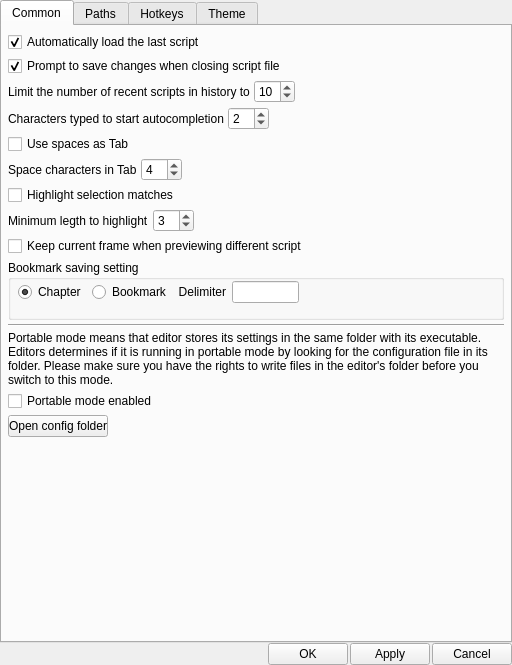
Old version of the form vsedit/src/settings/settings_dialog.ui in the repository AkarinVS/vapoursynth-editor-2.
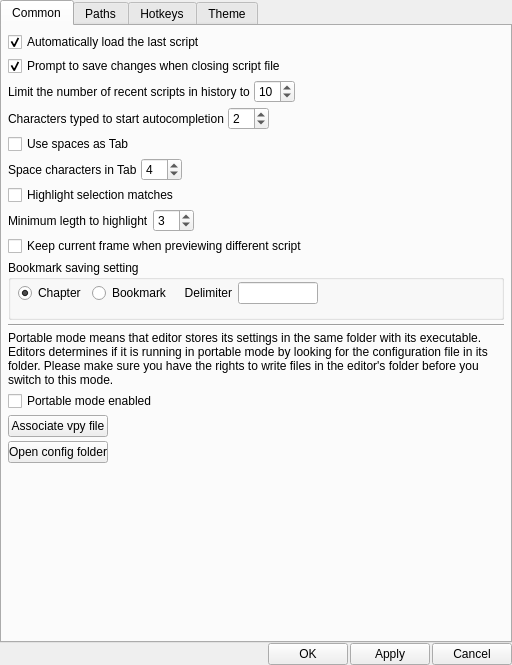
New version of the form.

Commit message: FIle association for vpy file option on Windows platform, openning vpy will load as new tab in the program

Diff of the .ui file:
```diff
--- a/vsedit/src/settings/settings_dialog.ui
+++ b/vsedit/src/settings/settings_dialog.ui
@@ -253,8 +253,8 @@
            <rect>
             <x>10</x>
             <y>20</y>
-            <width>281</width>
-            <height>24</height>
+            <width>300</width>
+            <height>26</height>
            </rect>
           </property>
           <layout class="QHBoxLayout" name="horizontalLayout_5">
@@ -340,6 +340,22 @@
          </property>
         </widget>
        </item>
+       <item>
+        <widget class="QPushButton" name="associateVpyButton">
+         <property name="maximumSize">
+          <size>
+           <width>100</width>
+           <height>16777215</height>
+          </size>
+         </property>
+         <property name="text">
+          <string>Associate vpy file</string>
+         </property>
+         <property name="autoDefault">
+          <bool>false</bool>
+         </property>
+        </widget>
+       </item>
        <item>
         <widget class="QPushButton" name="settingsFileDirButton">
          <property name="maximumSize">
```
The commit also changes 5 other files.
